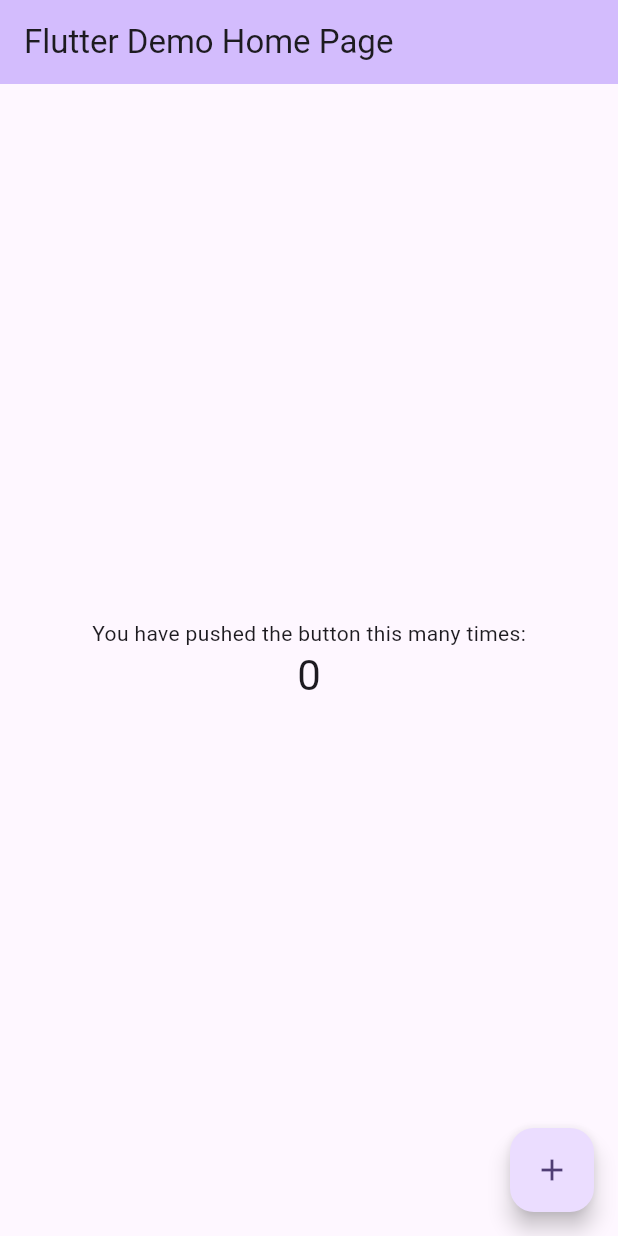
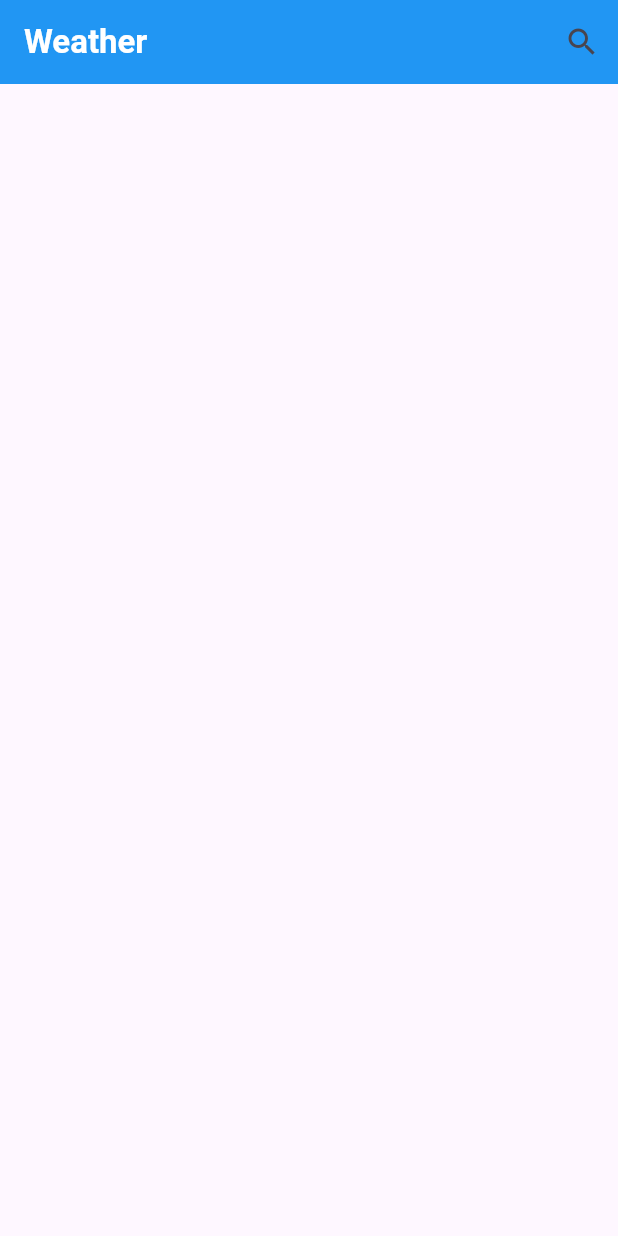
Before and after one commit to ItsYoussefElshemy/weather-app, a Flutter app: the screen it shows after launch, on a phone screen of 412 x 824 dp. Run offline on Flutter 3.47's test engine with Material 3 defaults, Android fonts, the phone set to English and light mode, and no system bars.

Commit message:
update 1

```diff
--- a/lib/main.dart
+++ b/lib/main.dart
@@ -1,125 +1,19 @@
 import 'package:flutter/material.dart';
+import 'package:weather/views/home_view.dart';
 
 void main() {
-  runApp(const MyApp());
+  runApp(const WeatherApp());
 }
 
-class MyApp extends StatelessWidget {
-  const MyApp({super.key});
+class WeatherApp extends StatelessWidget {
+  const WeatherApp({super.key});
 
-  // This widget is the root of your application.
   @override
   Widget build(BuildContext context) {
-    return MaterialApp(
-      title: 'Flutter Demo',
-      theme: ThemeData(
-        // This is the theme of your application.
-        //
-        // TRY THIS: Try running your application with "flutter run". You'll see
-        // the application has a purple toolbar. Then, without quitting the app,
-        // try changing the seedColor in the colorScheme below to Colors.green
-        // and then invoke "hot reload" (save your changes or press the "hot
-        // reload" button in a Flutter-supported IDE, or press "r" if you used
-        // the command line to start the app).
-        //
-        // Notice that the counter didn't reset back to zero; the application
-        // state is not lost during the reload. To reset the state, use hot
-        // restart instead.
-        //
-        // This works for code too, not just values: Most code changes can be
-        // tested with just a hot reload.
-        colorScheme: ColorScheme.fromSeed(seedColor: Colors.deepPurple),
-        useMaterial3: true,
-      ),
-      home: const MyHomePage(title: 'Flutter Demo Home Page'),
+    return const MaterialApp(
+      debugShowCheckedModeBanner: false,
+      home: HomePage(),
+
     );
   }
 }
-
-class MyHomePage extends StatefulWidget {
-  const MyHomePage({super.key, required this.title});
-
-  // This widget is the home page of your application. It is stateful, meaning
-  // that it has a State object (defined below) that contains fields that affect
-  // how it looks.
-
-  // This class is the configuration for the state. It holds the values (in this
-  // case the title) provided by the parent (in this case the App widget) and
-  // used by the build method of the State. Fields in a Widget subclass are
-  // always marked "final".
-
-  final String title;
-
-  @override
-  State<MyHomePage> createState() => _MyHomePageState();
-}
-
-class _MyHomePageState extends State<MyHomePage> {
-  int _counter = 0;
-
-  void _incrementCounter() {
-    setState(() {
-      // This call to setState tells the Flutter framework that something has
-      // changed in this State, which causes it to rerun the build method below
-      // so that the display can reflect the updated values. If we changed
-      // _counter without calling setState(), then the build method would not be
-      // called again, and so nothing would appear to happen.
-      _counter++;
-    });
-  }
-
-  @override
-  Widget build(BuildContext context) {
-    // This method is rerun every time setState is called, for instance as done
-    // by the _incrementCounter method above.
-    //
-    // The Flutter framework has been optimized to make rerunning build methods
-    // fast, so that you can just rebuild anything that needs updating rather
-    // than having to individually change instances of widgets.
-    return Scaffold(
-      appBar: AppBar(
-        // TRY THIS: Try changing the color here to a specific color (to
-        // Colors.amber, perhaps?) and trigger a hot reload to see the AppBar
-        // change color while the other colors stay the same.
-        backgroundColor: Theme.of(context).colorScheme.inversePrimary,
-        // Here we take the value from the MyHomePage object that was created by
-        // the App.build method, and use it to set our appbar title.
-        title: Text(widget.title),
-      ),
-      body: Center(
-        // Center is a layout widget. It takes a single child and positions it
-        // in the middle of the parent.
-        child: Column(
-          // Column is also a layout widget. It takes a list of children and
-          // arranges them vertically. By default, it sizes itself to fit its
-          // children horizontally, and tries to be as tall as its parent.
-          //
-          // Column has various properties to control how it sizes itself and
-          // how it positions its children. Here we use mainAxisAlignment to
-          // center the children vertically; the main axis here is the vertical
-          // axis because Columns are vertical (the cross axis would be
-          // horizontal).
-          //
-          // TRY THIS: Invoke "debug painting" (choose the "Toggle Debug Paint"
-          // action in the IDE, or press "p" in the console), to see the
-          // wireframe for each widget.
-          mainAxisAlignment: MainAxisAlignment.center,
-          children: <Widget>[
-            const Text(
-              'You have pushed the button this many times:',
-            ),
-            Text(
-              '$_counter',
-              style: Theme.of(context).textTheme.headlineMedium,
-            ),
-          ],
-        ),
-      ),
-      floatingActionButton: FloatingActionButton(
-        onPressed: _incrementCounter,
-        tooltip: 'Increment',
-        child: const Icon(Icons.add),
-      ), // This trailing comma makes auto-formatting nicer for build methods.
-    );
-  }
-}
--- /dev/null
+++ b/lib/views/home_view.dart
@@ -0,0 +1,35 @@
+import 'package:flutter/material.dart';
+import 'package:weather/views/search_view.dart';
+
+class HomePage extends StatelessWidget {
+  const HomePage({super.key});
+
+  @override
+  Widget build(BuildContext context) {
+    return Scaffold(
+      appBar: AppBar(
+        backgroundColor: Colors.blue,
+        title: const Text(
+          'Weather',
+          style: TextStyle(fontWeight: FontWeight.bold, color: Colors.white),
+        ),
+        actions: [
+          IconButton(
+            onPressed: () {
+              Navigator.of(context).push(
+                MaterialPageRoute(
+                  builder: (context) {
+                    return SearchView();
+                  },
+                ),
+              );
+            },
+            icon: const Icon(
+              Icons.search,
+            ),
+          ),
+        ],
+      ),
+    );
+  }
+}
```
Also changed, not shown: lib/views/search_view.dart (added, +35 -0 lines), lib/widgets/noWeather_body.dart (added, +10 -0 lines), lib/widgets/weather_info_body.dart (added, +10 -0 lines), assets/images/clear.png (added), assets/images/cloudy.png (added), assets/images/rainy.png (added), assets/images/snow.png (added), assets/images/thunderstorm.png (added).
